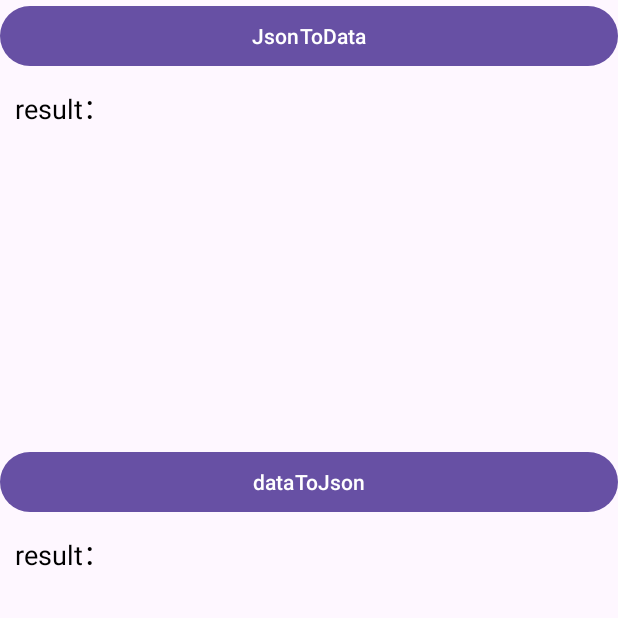
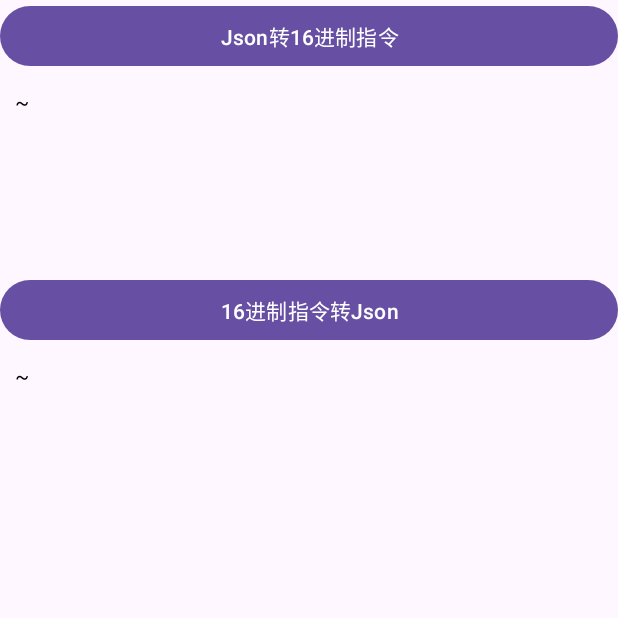
Before and after one commit to ChenYangQi666/LuaDemo, an Android app: the screen it shows after launch (MainActivity), on a phone screen of 412 x 824 dp, the top half of it. Run offline under Robolectric (Android 15) with nearby library versions, the phone set to English and light mode, and no system bars.

Commit message:
feat: lua脚本编写

```diff
--- a/app/src/main/res/layout/activity_main.xml
+++ b/app/src/main/res/layout/activity_main.xml
@@ -6,11 +6,12 @@
     android:fitsSystemWindows="true"
     android:orientation="vertical"
     tools:context=".MainActivity">
+
     <Button
         android:id="@+id/btnJsonToData"
         android:layout_width="match_parent"
         android:layout_height="wrap_content"
-        android:text="JsonToData"
+        android:text="Json转16进制指令"
         android:textAllCaps="false" />
 
     <TextView
@@ -19,24 +20,22 @@
         android:layout_height="0dp"
         android:layout_margin="10dp"
         android:layout_weight="1"
-        android:text="result："
-        android:textColor="@color/black"
-        android:textSize="18sp" />
+        android:text="~"
+        android:textColor="@color/black" />
 
     <Button
         android:id="@+id/btnDataToJson"
         android:layout_width="match_parent"
         android:layout_height="wrap_content"
-        android:text="dataToJson" />
+        android:text="16进制指令转Json" />
 
     <TextView
         android:id="@+id/tvResult2"
         android:layout_width="match_parent"
         android:layout_height="0dp"
         android:layout_margin="10dp"
-        android:layout_weight="2"
-        android:text="result："
-        android:textColor="@color/black"
-        android:textSize="18sp" />
+        android:layout_weight="5"
+        android:text="~"
+        android:textColor="@color/black" />
 
 </LinearLayout>
```
Also changed, not shown: app/src/main/java/com/govee/lua/MainActivity.kt (+27 -6 lines), 2 other files.
